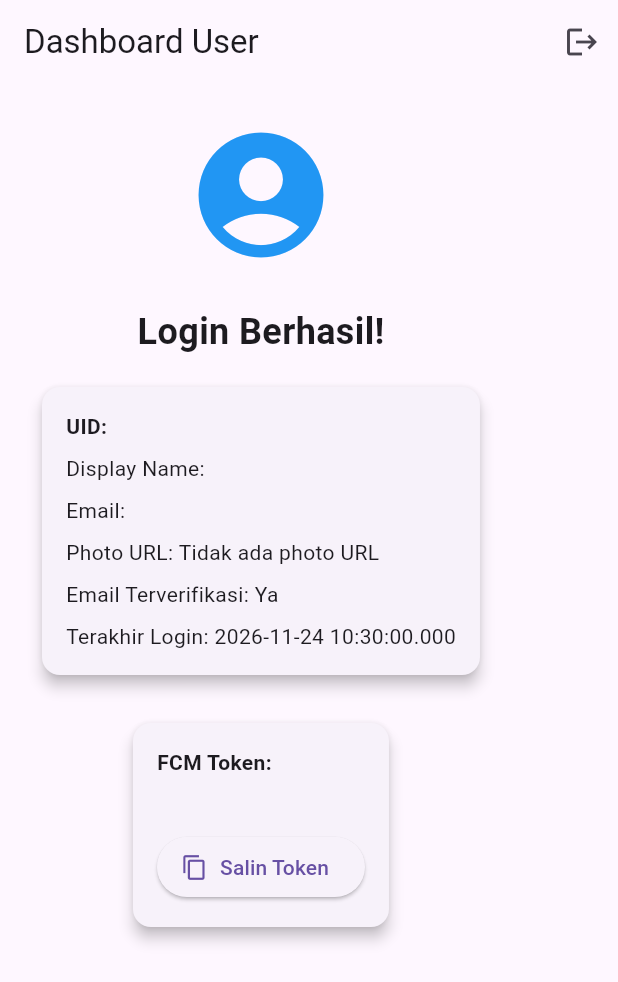
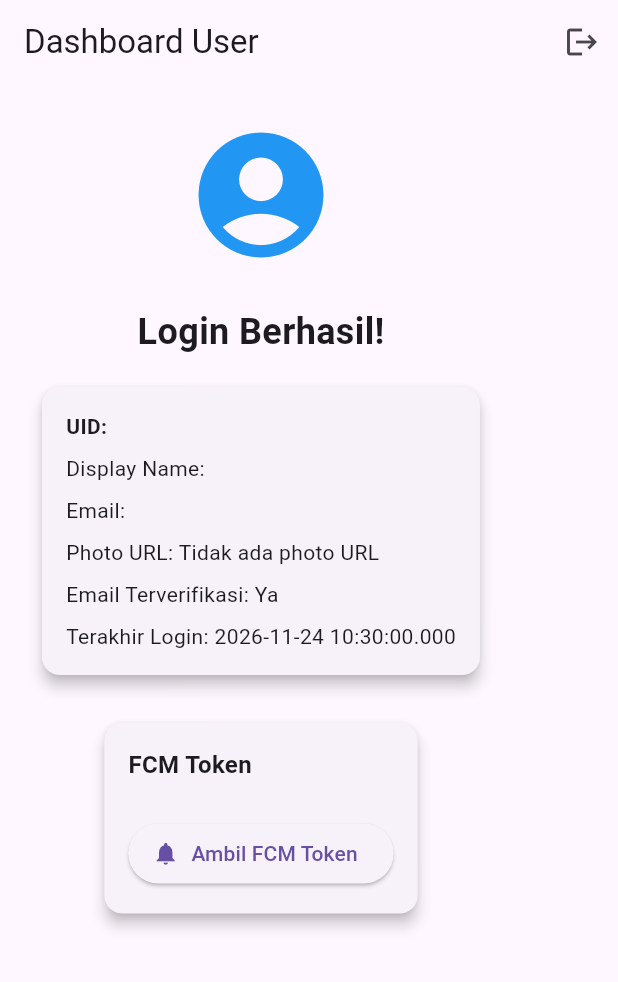
Before and after one commit to dygnora/Latihan-009-aplikasi-mobile, a Flutter app: the screen it shows once a user with an empty profile is signed in, on a phone screen of 412 x 824 dp. Shown: the top 982 px of the screen. Run offline on Flutter 3.47's test engine with Material 3 defaults, Android fonts, the phone set to English and light mode, and no system bars; our stand-ins replace firebase_auth, firebase_core, firebase_messaging, flutter_local_notifications; accounts and stored records are empty.

Commit message:
feat: implement FcmTokenCard widget with token retrieval and copy functionality feat: add Firebase messaging service worker for background message handling

```diff
--- a/lib/fcm_token_card.dart
+++ b/lib/fcm_token_card.dart
@@ -1,22 +1,82 @@
+
 import 'package:firebase_messaging/firebase_messaging.dart';
+import 'package:flutter/foundation.dart';
 import 'package:flutter/material.dart';
 import 'package:flutter/services.dart';
 
-/// Kartu untuk menampilkan FCM Token + tombol salin.
-/// Token ini yang nanti ditempel di Postman.
-class FcmTokenCard extends StatelessWidget {
+class FcmTokenCard extends StatefulWidget {
   const FcmTokenCard({super.key});
 
   @override
+  State<FcmTokenCard> createState() => _FcmTokenCardState();
+}
+
+class _FcmTokenCardState extends State<FcmTokenCard> {
+  String? token;
+  bool isLoading = false;
+  String? errorMessage;
+
+  // Ganti dengan VAPID public key dari Firebase Console.
+  static const String vapidKey = 'BHi2OBK_vzb_kxO387Y9bFoBf19WLNsFyZH5_VwmpV7ntT2jItQSdS7AH8QOh9Vo8TTVL8StMH6MtB2NuHqcysI';
+
+  Future<void> getFcmToken() async {
+    setState(() {
+      isLoading = true;
+      errorMessage = null;
+    });
+
+    try {
+      final messaging = FirebaseMessaging.instance;
+
+      // Meminta izin notifikasi.
+      final settings = await messaging.requestPermission();
+
+      if (settings.authorizationStatus != AuthorizationStatus.authorized &&
+          settings.authorizationStatus != AuthorizationStatus.provisional) {
+        throw Exception('Izin notifikasi belum diberikan.');
+      }
+
+      // Web membutuhkan VAPID key.
+      final fcmToken = await messaging.getToken(
+        vapidKey: kIsWeb ? vapidKey : null,
+      );
+
+      if (fcmToken == null) {
+        throw Exception('FCM Token tidak tersedia.');
+      }
+
+      setState(() {
+        token = fcmToken;
+      });
+
+      debugPrint('FCM TOKEN: $fcmToken');
+    } catch (e) {
+      setState(() {
+        errorMessage = e.toString();
+      });
+
+      debugPrint('FCM ERROR: $e');
+    } finally {
+      setState(() {
+        isLoading = false;
+      });
+    }
+  }
+
+  Future<void> copyToken() async {
+    if (token == null) return;
+
+    await Clipboard.setData(ClipboardData(text: token!));
+
+    if (!mounted) return;
+
+    ScaffoldMessenger.of(context).showSnackBar(
+      const SnackBar(content: Text('FCM Token berhasil disalin!')),
+    );
+  }
+
+  @override
   Widget build(BuildContext context) {
-    return FutureBuilder<String?>(
-      // ignore: deprecated_member_use
-      future: FirebaseMessaging.instance.getToken(),
-      builder: (context, snapshot) {
-        if (snapshot.connectionState == ConnectionState.waiting) {
-          return const CircularProgressIndicator();
-        }
-        final token = snapshot.data ?? 'Token tidak tersedia';
     return Card(
       elevation: 4,
       child: Padding(
@@ -25,27 +85,50 @@ class FcmTokenCard extends StatelessWidget {
           crossAxisAlignment: CrossAxisAlignment.start,
           children: [
             const Text(
-                  'FCM Token:',
-                  style: TextStyle(fontWeight: FontWeight.bold),
+              'FCM Token',
+              style: TextStyle(
+                fontWeight: FontWeight.bold,
+                fontSize: 16,
               ),
-                const SizedBox(height: 8),
-                SelectableText(token, style: const TextStyle(fontSize: 12)),
-                const SizedBox(height: 8),
+            ),
+            const SizedBox(height: 12),
+
+            if (isLoading)
+              const Center(child: CircularProgressIndicator()),
+
+            if (token != null && !isLoading)
+              SelectableText(
+                token!,
+                style: const TextStyle(fontSize: 12),
+              ),
+
+            if (errorMessage != null)
+              SelectableText(
+                errorMessage!,
+                style: const TextStyle(color: Colors.red),
+              ),
+
+            const SizedBox(height: 12),
+
+            Wrap(
+              spacing: 8,
+              children: [
                 ElevatedButton.icon(
+                  onPressed: isLoading ? null : getFcmToken,
+                  icon: const Icon(Icons.notifications),
+                  label: const Text('Ambil FCM Token'),
+                ),
+                if (token != null)
+                  ElevatedButton.icon(
+                    onPressed: copyToken,
                     icon: const Icon(Icons.copy),
                     label: const Text('Salin Token'),
-                  onPressed: () {
-                    Clipboard.setData(ClipboardData(text: token));
-                    ScaffoldMessenger.of(context).showSnackBar(
-                      const SnackBar(content: Text('Token disalin!')),
-                    );
-                  },
+                  ),
+              ],
             ),
           ],
         ),
       ),
     );
-      },
-    );
   }
 }
```
Also changed, not shown: 1 other file. Lines whose indentation alone changed are shown as unchanged.
